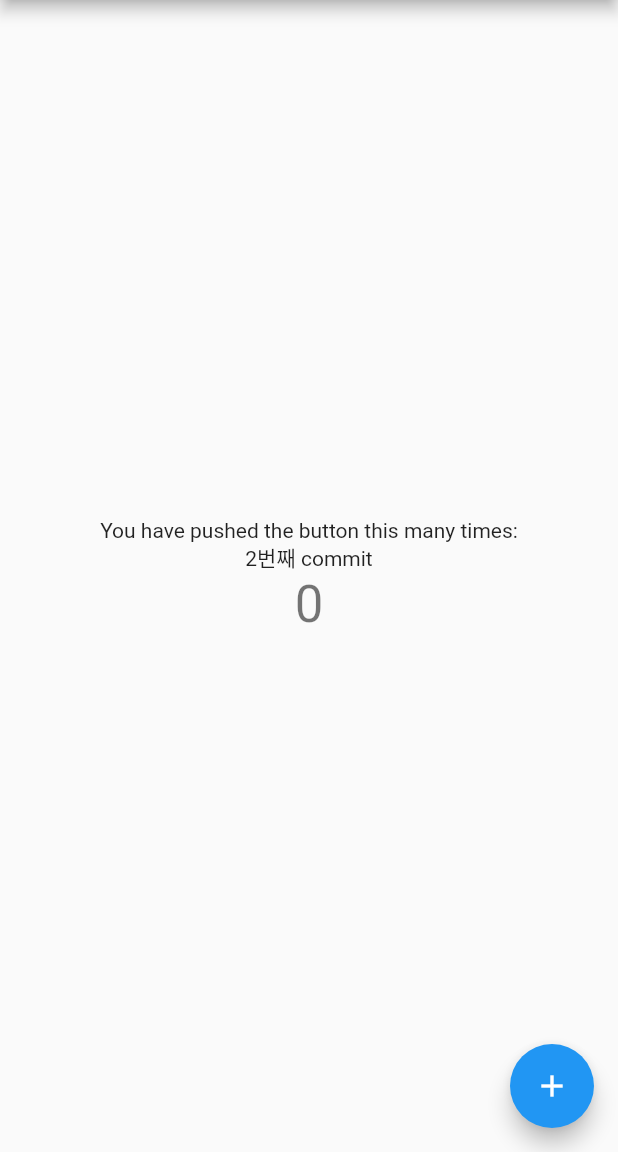
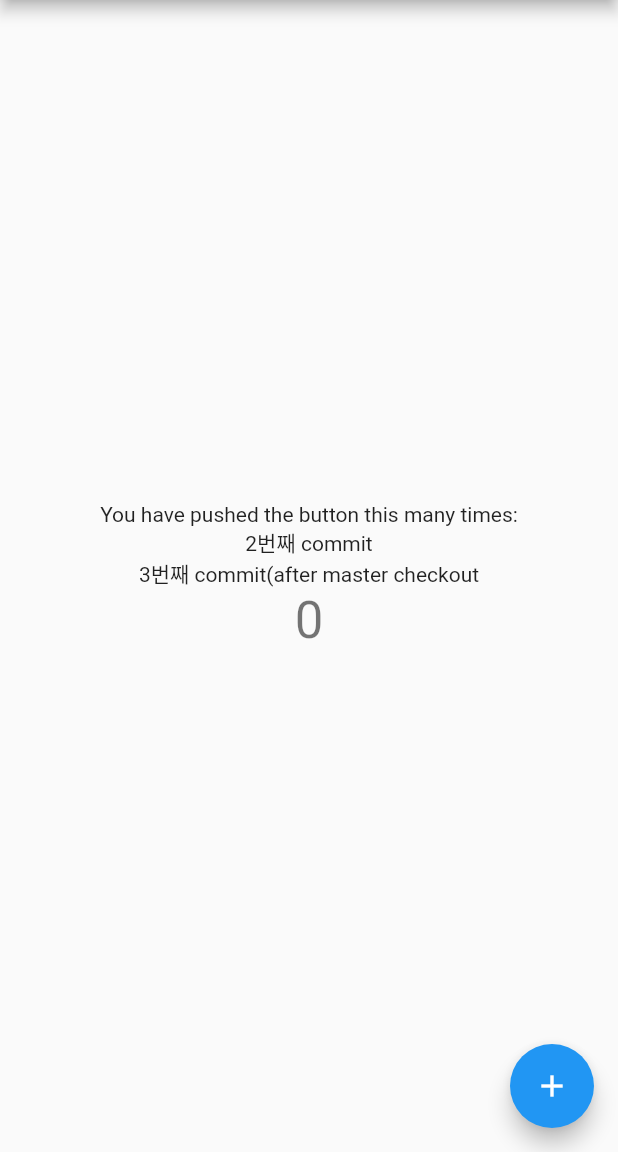
Before and after one commit to bigmsg/flutter_git_branch_test, a Flutter app: the screen it shows after launch, on a phone screen of 412 x 824 dp, the part 84-1236 px from its top. Run offline on Flutter 3.47's test engine with Material 2 defaults, Android fonts, the phone set to English and light mode, and no system bars.

Commit message:
3번째 commit(after master checkout)

```diff
--- a/lib/main.dart
+++ b/lib/main.dart
@@ -88,6 +88,7 @@ class _MyHomePageState extends State<MyHomePage> {
               'You have pushed the button this many times:',
             ),
             Text('2번째 commit'),
+            Text('3번째 commit(after master checkout'),
             Text(
               '$_counter',
               style: Theme.of(context).textTheme.headline4,
```
